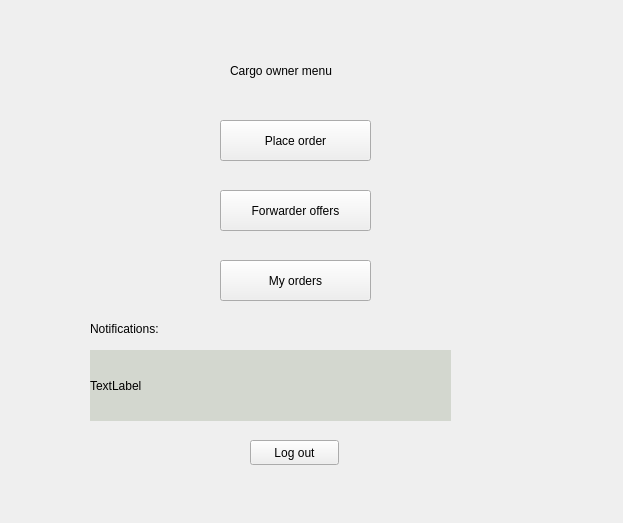
Above: sdi_app/gui/menu_owner.ui from FratiaXd/SDI before the change. Below: the same form after it.
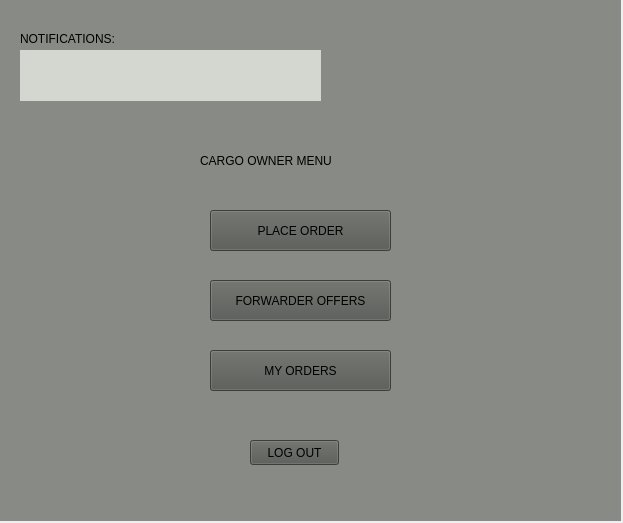
That is the form after the change.

```diff
--- a/sdi_app/gui/menu_owner.ui
+++ b/sdi_app/gui/menu_owner.ui
@@ -22,6 +22,9 @@
      <height>521</height>
     </rect>
    </property>
+   <property name="styleSheet">
+    <string notr="true">background-color: rgb(136, 138, 133);</string>
+   </property>
    <property name="currentIndex">
     <number>0</number>
    </property>
@@ -29,14 +32,17 @@
     <widget class="QLabel" name="label">
      <property name="geometry">
       <rect>
-       <x>230</x>
-       <y>40</y>
-       <width>181</width>
+       <x>200</x>
+       <y>130</y>
+       <width>251</width>
        <height>61</height>
       </rect>
      </property>
+     <property name="styleSheet">
+      <string notr="true">font: 14pt &quot;Manjari&quot;;</string>
+     </property>
      <property name="text">
-      <string>Cargo owner menu</string>
+      <string>CARGO OWNER MENU</string>
      </property>
     </widget>
     <widget class="QPushButton" name="pushButton">
@@ -48,56 +54,72 @@
        <height>25</height>
       </rect>
      </property>
+     <property name="styleSheet">
+      <string notr="true">font: 11pt &quot;Manjari&quot;;
+background-color: rgb(85, 87, 83);</string>
+     </property>
      <property name="text">
-      <string>Log out</string>
+      <string>LOG OUT</string>
      </property>
     </widget>
     <widget class="QPushButton" name="pushButton_2">
      <property name="geometry">
       <rect>
-       <x>220</x>
-       <y>120</y>
-       <width>151</width>
+       <x>210</x>
+       <y>210</y>
+       <width>181</width>
        <height>41</height>
       </rect>
      </property>
+     <property name="styleSheet">
+      <string notr="true">font: 11pt &quot;Manjari&quot;;
+background-color: rgb(85, 87, 83);</string>
+     </property>
      <property name="text">
-      <string>Place order</string>
+      <string>PLACE ORDER</string>
      </property>
     </widget>
     <widget class="QPushButton" name="pushButton_3">
      <property name="geometry">
       <rect>
-       <x>220</x>
-       <y>260</y>
-       <width>151</width>
+       <x>210</x>
+       <y>350</y>
+       <width>181</width>
        <height>41</height>
       </rect>
      </property>
+     <property name="styleSheet">
+      <string notr="true">font: 11pt &quot;Manjari&quot;;
+background-color: rgb(85, 87, 83);</string>
+     </property>
      <property name="text">
-      <string>My orders</string>
+      <string>MY ORDERS</string>
      </property>
     </widget>
     <widget class="QPushButton" name="pushButton_4">
      <property name="geometry">
       <rect>
-       <x>220</x>
-       <y>190</y>
-       <width>151</width>
+       <x>210</x>
+       <y>280</y>
+       <width>181</width>
        <height>41</height>
       </rect>
      </property>
+     <property name="styleSheet">
+      <string notr="true">font: 11pt &quot;Manjari&quot;;
+background-color: rgb(85, 87, 83);</string>
+     </property>
      <property name="text">
-      <string>Forwarder offers</string>
+      <string>FORWARDER OFFERS</string>
      </property>
     </widget>
     <widget class="QLabel" name="label_14">
      <property name="geometry">
       <rect>
-       <x>90</x>
-       <y>350</y>
-       <width>361</width>
-       <height>71</height>
+       <x>20</x>
+       <y>50</y>
+       <width>301</width>
+       <height>51</height>
       </rect>
      </property>
      <property name="styleSheet">
@@ -108,20 +130,23 @@
 </string>
      </property>
      <property name="text">
-      <string>TextLabel</string>
+      <string/>
      </property>
     </widget>
     <widget class="QLabel" name="label_15">
      <property name="geometry">
       <rect>
-       <x>90</x>
-       <y>320</y>
-       <width>111</width>
+       <x>20</x>
+       <y>30</y>
+       <width>121</width>
        <height>17</height>
       </rect>
      </property>
+     <property name="styleSheet">
+      <string notr="true">font: 11pt &quot;Manjari&quot;;</string>
+     </property>
      <property name="text">
-      <string>Notifications:</string>
+      <string>NOTIFICATIONS:</string>
      </property>
     </widget>
    </widget>
```
Left out of the diff: 95 changed lines with no effect on the pictures.
